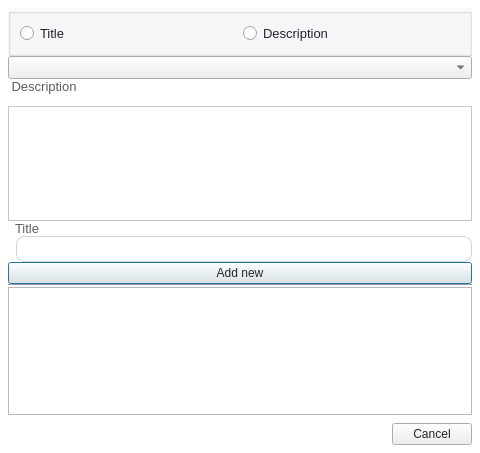
The window that ui/dialog_re_template_settings.ui (dinhbinhnguyen0105/python.my-manager) describes before a commit, drawn with Qt 5.
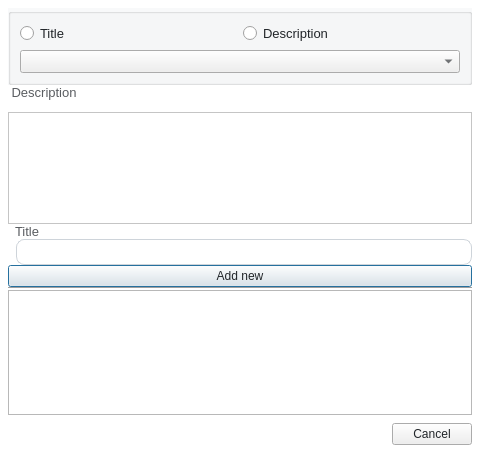
The same window after the commit.

```diff
--- a/ui/dialog_re_template_settings.ui
+++ b/ui/dialog_re_template_settings.ui
@@ -121,6 +121,9 @@
              </item>
             </layout>
            </item>
+           <item row="1" column="0">
+            <widget class="QComboBox" name="options_combobox"/>
+           </item>
           </layout>
          </widget>
         </item>
@@ -147,9 +150,6 @@
              <property name="spacing">
               <number>0</number>
              </property>
-             <item>
-              <widget class="QComboBox" name="options_combobox"/>
-             </item>
              <item>
               <widget class="QLabel" name="description_label">
                <property name="text">
```
